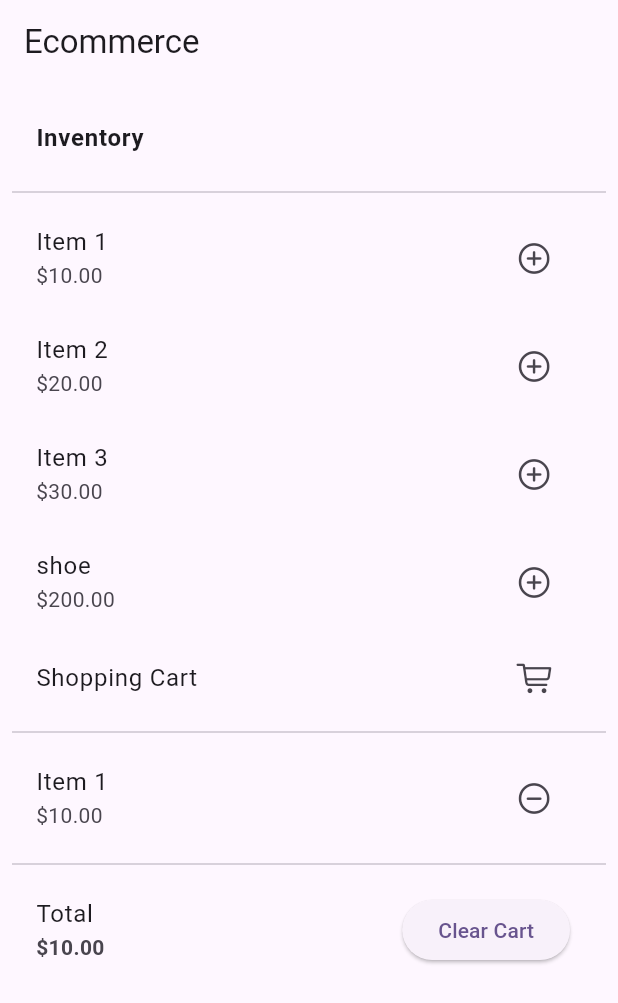
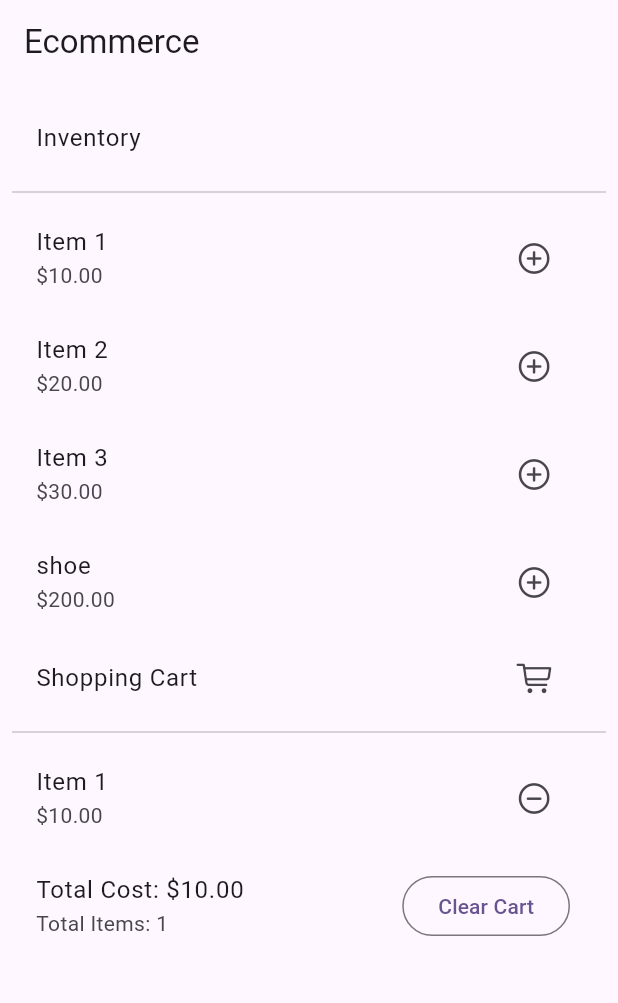
Before and after one commit to johntarus/flutter_state, a Flutter app: the screen it shows after launch, after a tap on an icon or button, on a phone screen of 412 x 824 dp. Shown: the top 1003 px of the screen. Run offline on Flutter 3.47's test engine with Material 3 defaults, Android fonts, the phone set to English and light mode, and no system bars.

Commit message:
Added clear cart logic && items count

```diff
--- /dev/null
+++ b/devtools_options.yaml
@@ -0,0 +1,3 @@
+description: This file stores settings for Dart & Flutter DevTools.
+documentation: https://docs.flutter.dev/tools/devtools/extensions#configure-extension-enablement-states
+extensions:
--- a/lib/cart.dart
+++ b/lib/cart.dart
@@ -1,20 +1,17 @@
 import 'package:flutter/cupertino.dart';
 import 'package:flutter/material.dart';
-import 'package:navigation/main.dart';
-
-import 'inherited-widget.dart';
+import 'package:navigation/provider.dart';
+import 'package:provider/provider.dart';
 
 class ShoppingCart extends StatelessWidget {
-  final void Function(List<Item> items) onCartUpdated;
-
-  const ShoppingCart(this.onCartUpdated, {super.key});
+  const ShoppingCart({super.key});
 
   @override
   Widget build(BuildContext context) {
-    final List<Item> currentCart = List.from(
-      ShoppingCartInheritedWidget.of(context)!.itemsInCart,
-    );
-    return ListView(
+    return Consumer<ShoppingCartProvider>(
+      builder:
+          (BuildContext context, ShoppingCartProvider cart, Widget? child) =>
+              ListView(
                 shrinkWrap: true,
                 physics: const NeverScrollableScrollPhysics(),
                 children: [
@@ -22,50 +19,36 @@ class ShoppingCart extends StatelessWidget {
                     title: const Text('Shopping Cart'),
                     trailing: IconButton(
                       icon: const Icon(CupertinoIcons.cart),
-            onPressed: () {
-              // Handle cart action
-            },
+                      onPressed: () {},
                     ),
                   ),
+
                   const Divider(),
-        ...currentCart.map((item) {
+                  ...cart.uniqueItemsInCart.map((item) {
                     return ListTile(
                       title: Text(item.name),
                       subtitle: Text('\$${item.cost.toStringAsFixed(2)}'),
                       trailing: IconButton(
-              icon: const Icon(CupertinoIcons.minus_circle),
+                        icon: const Icon(CupertinoIcons.minus_circled),
                         onPressed: () {
-                currentCart.remove(item);
-                onCartUpdated(currentCart);
+                          cart.removeItem(item);
                           print('Item removed from cart: ${item.name}');
                         },
                       ),
                     );
                   }).toList(),
-
-        if(currentCart.isNotEmpty) ...[
-          const Divider(),
                   ListTile(
-            title: const Text('Total'),
-            subtitle: Text(
-              '\$${currentCart.fold(0.0, (total, item) => total + item.cost).toStringAsFixed(2)}',
-              style: const TextStyle(fontWeight: FontWeight.bold),
+                    title: Text(
+                      'Total Cost: \$${cart.totalCost.toStringAsFixed(2)}',
                     ),
-            trailing: ElevatedButton(
-              onPressed: () {
-                onCartUpdated([]); // Clear the cart
-                print('Cart cleared');
-              },
-              child: const Text('Clear Cart'),
-            ),
-          ),
-        ]
-        else ...[
-          const ListTile(
-            title: Text('Your cart is empty', style: TextStyle(fontStyle: FontStyle.italic)),
+                    subtitle: Text('Total Items: ${cart.itemsInCart.length}'),
+                    trailing: OutlinedButton.icon(
+                        onPressed: ()=> Provider.of<ShoppingCartProvider>
+                          (context, listen: false).emptyCart(),
+                        label: const Text('Clear Cart')),
                   ),
                 ],
-      ],
+              ),
     );
   }
 }
--- a/lib/inherited-widget.dart
+++ b/lib/inherited-widget.dart
@@ -1,5 +1,5 @@
 import 'package:flutter/cupertino.dart';
-import 'package:navigation/main.dart';
+import 'inventory.dart';
 
 class ShoppingCartInheritedWidget extends InheritedWidget {
   final List<Item> itemsInCart;
--- a/lib/inventory.dart
+++ b/lib/inventory.dart
@@ -1,47 +1,53 @@
 import 'package:flutter/cupertino.dart';
 import 'package:flutter/material.dart';
-import 'package:navigation/inherited-widget.dart';
-import 'package:navigation/main.dart';
+import 'package:navigation/provider.dart';
+import 'package:provider/provider.dart';
+
+class Item {
+  final String name;
+  final double cost;
+
+  Item({required this.name, required this.cost});
+}
+
+final List<Item> inventory = [
+  Item(name: 'Item 1', cost: 10.0),
+  Item(name: 'Item 2', cost: 20.0),
+  Item(name: 'Item 3', cost: 30.0),
+  Item(name: 'shoe', cost: 200),
+];
 
 class Inventory extends StatelessWidget {
-  final void Function(List<Item> items) onCartUpdated;
-
-  const Inventory(this.onCartUpdated, {super.key});
+const Inventory({super.key});
 
   @override
   Widget build(BuildContext context) {
-    final List<Item> currentCart = List.from(
-      ShoppingCartInheritedWidget.of(context)!.itemsInCart,
-    );
-
-    return Column(
-      crossAxisAlignment: CrossAxisAlignment.start,
-      children: [
-        const ListTile(
-          title: Text('Inventory', style: TextStyle(fontWeight: FontWeight.bold)),
-        ),
-        const Divider(),
-        ListView.builder(
-          shrinkWrap: true,
-          physics: const NeverScrollableScrollPhysics(),
-          itemCount: inventory.length,
-          itemBuilder: (context, index) {
-            final item = inventory[index];
+   return Consumer<ShoppingCartProvider>(builder:
+   (BuildContext context, ShoppingCartProvider cartProvider, Widget? child){
+    return ListView(
+        shrinkWrap: true,
+        physics: const NeverScrollableScrollPhysics(),
+        children: [
+          const ListTile(
+            title: Text('Inventory'),
+          ),
+          const Divider(),
+          ...inventory.map((item) {
             return ListTile(
               title: Text(item.name),
               subtitle: Text('\$${item.cost.toStringAsFixed(2)}'),
               trailing: IconButton(
-                icon: const Icon(CupertinoIcons.plus_circle),
+                icon: const Icon(CupertinoIcons.add_circled),
                 onPressed: () {
-                  currentCart.add(item);
-                  onCartUpdated(currentCart);
+                  cartProvider.addItem(item);
                   print('Item added to cart: ${item.name}');
                 },
               ),
             );
-          },
-        ),
-      ],
+          }).toList(),
+        ],
     );
+       },
+     );
   }
 }
--- a/lib/main.dart
+++ b/lib/main.dart
@@ -1,36 +1,29 @@
 import 'package:flutter/material.dart';
-import 'package:navigation/inherited-widget.dart';
+import 'package:navigation/provider.dart';
+import 'package:provider/provider.dart';
 
 import 'cart.dart';
 import 'inventory.dart';
 
-class Item {
-  final String name;
-  final double cost;
-
-  Item({required this.name, required this.cost});
+void main() {
+  runApp(
+    ChangeNotifierProvider(
+      create: (context) => ShoppingCartProvider(),
+      child: const MyApp(),
+    ),
+  );
 }
 
-final List<Item> inventory = [
-  Item(name: 'Item 1', cost: 10.0),
-  Item(name: 'Item 2', cost: 20.0),
-  Item(name: 'Item 3', cost: 30.0),
-  Item(name: 'shoe', cost: 200),
-];
 
-void main() {
-  runApp(const MyApp());
-}
-
-class MyApp extends StatefulWidget {
+class MyApp extends StatelessWidget {
   const MyApp({super.key});
 
-  @override
-  State<MyApp> createState() => _MyAppState();
-}
+  // @override
+  // State<MyApp> createState() => _MyAppState();
+// }
 
-class _MyAppState extends State<MyApp> {
-  List<Item> _itemsInCart = [];
+// class _MyAppState extends State<MyApp> {
+//   List<Item> _itemsInCart = [];
   @override
   Widget build(BuildContext context) {
     return MaterialApp(
@@ -43,23 +36,20 @@ class _MyAppState extends State<MyApp> {
           title: const Text('Ecommerce'),
         ),
         body: Padding(padding: const EdgeInsets.all(8.0),
-        child: ShoppingCartInheritedWidget(
-          itemsInCart: _itemsInCart,
-          onListChanged: (List<Item> items) =>  onCartUpdated,
           child: ListView(
-            children: [
-              Inventory(onCartUpdated),
-              ShoppingCart(onCartUpdated),
+            children: const[
+              Inventory(),
+              ShoppingCart(),
             ],
           ),
-        ),),
+        ),
       ),
     );
   }
 
-  void onCartUpdated(List<Item> items) {
-    setState(() {
-      _itemsInCart = items;
-    });
-  }
+// void onCartUpdated(List<Item> items) {
+//   setState(() {
+//     _itemsInCart = items;
+//   });
+// }
 }
--- /dev/null
+++ b/lib/provider.dart
@@ -0,0 +1,46 @@
+import 'dart:collection';
+import 'package:flutter/cupertino.dart';
+import 'package:flutter/material.dart';
+import 'inventory.dart';
+
+class ShoppingCartProvider extends ChangeNotifier {
+  final List<Item> _itemsInCart = [];
+
+  UnmodifiableListView<Item> get itemsInCart => UnmodifiableListView(_itemsInCart);
+
+  double get totalCost{
+    double price = 0.0;
+    for (Item item in _itemsInCart) {
+      price += item.cost;
+    }
+    return price;
+  }
+
+  List<Item> get uniqueItemsInCart {
+    final List<Item> uniqueItems = [];
+    for (Item item in _itemsInCart) {
+      if (!uniqueItems.contains(item)) {
+        uniqueItems.add(item);
+      }
+    }
+    return uniqueItems;
+  }
+
+  void addItem(Item item) {
+    _itemsInCart.add(item);
+    notifyListeners();
+    print('Item added to cart: ${item.name}');
+  }
+
+  void removeItem(Item item) {
+    _itemsInCart.remove(item);
+    notifyListeners();
+    print('Item removed from cart: ${item.name}');
+  }
+
+  void emptyCart() {
+    _itemsInCart.clear();
+    notifyListeners();
+    print('Cart emptied');
+  }
+}
--- a/pubspec.yaml
+++ b/pubspec.yaml
@@ -34,6 +34,7 @@ dependencies:
   # The following adds the Cupertino Icons font to your application.
   # Use with the CupertinoIcons class for iOS style icons.
   cupertino_icons: ^1.0.8
+  provider: ^6.1.5
 
 dev_dependencies:
   flutter_test:
```
Also changed, not shown: pubspec.lock. Lines whose indentation alone changed are shown as unchanged.
